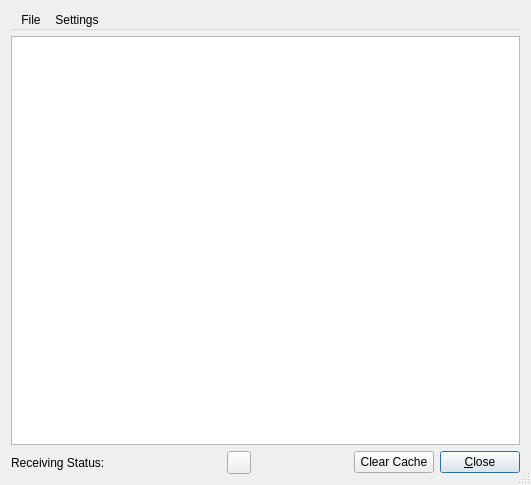
Old version of the form dream/src/GUI-QT/JLViewer.ui in the repository mmjee/dream-patched.
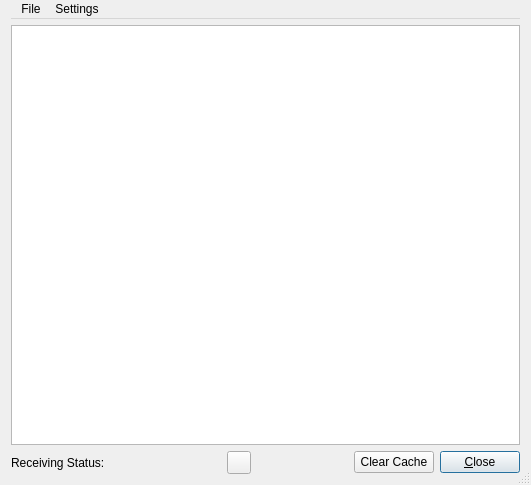
New version of the form. Icons and pictures are not drawn. Custom widgets are drawn as their Qt base class.

Commit message: adjusted layout margin

What changed in the file:
```diff
--- a/dream/src/GUI-QT/JLViewer.ui
+++ b/dream/src/GUI-QT/JLViewer.ui
@@ -21,6 +21,9 @@
    <bool>true</bool>
   </property>
   <layout class="QVBoxLayout" name="verticalLayout">
+   <property name="topMargin">
+    <number>0</number>
+   </property>
    <item>
     <widget class="QMenuBar" name="menubar">
      <widget class="QMenu" name="menuFile">
```
The commit also changes 6 other files.
